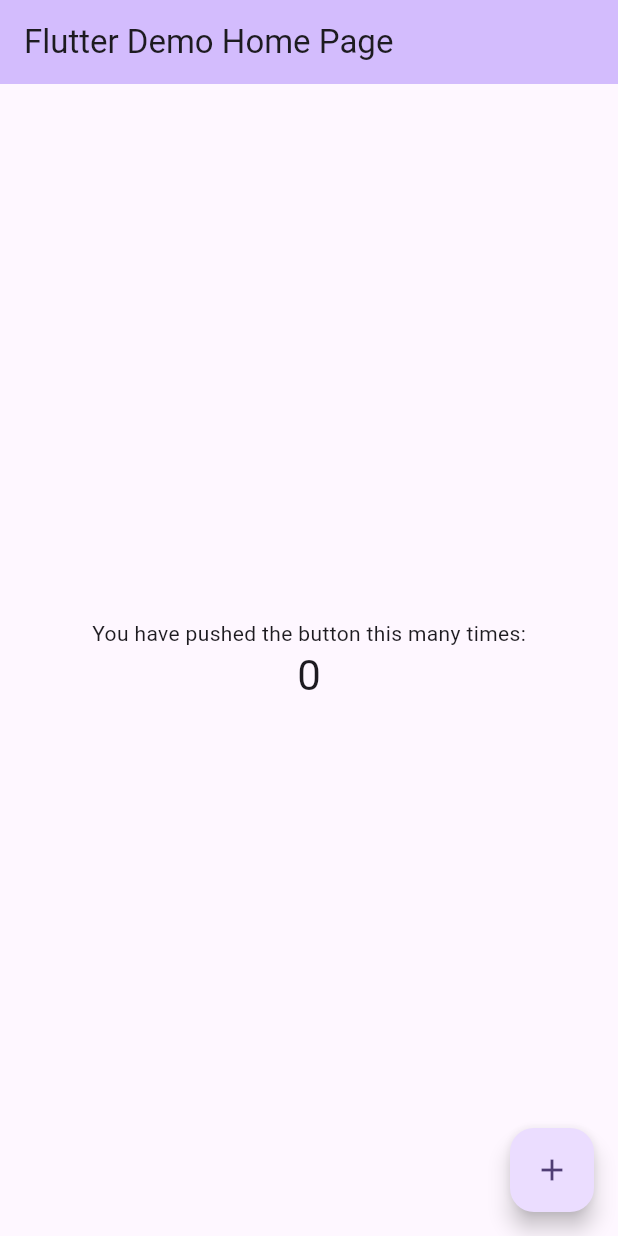
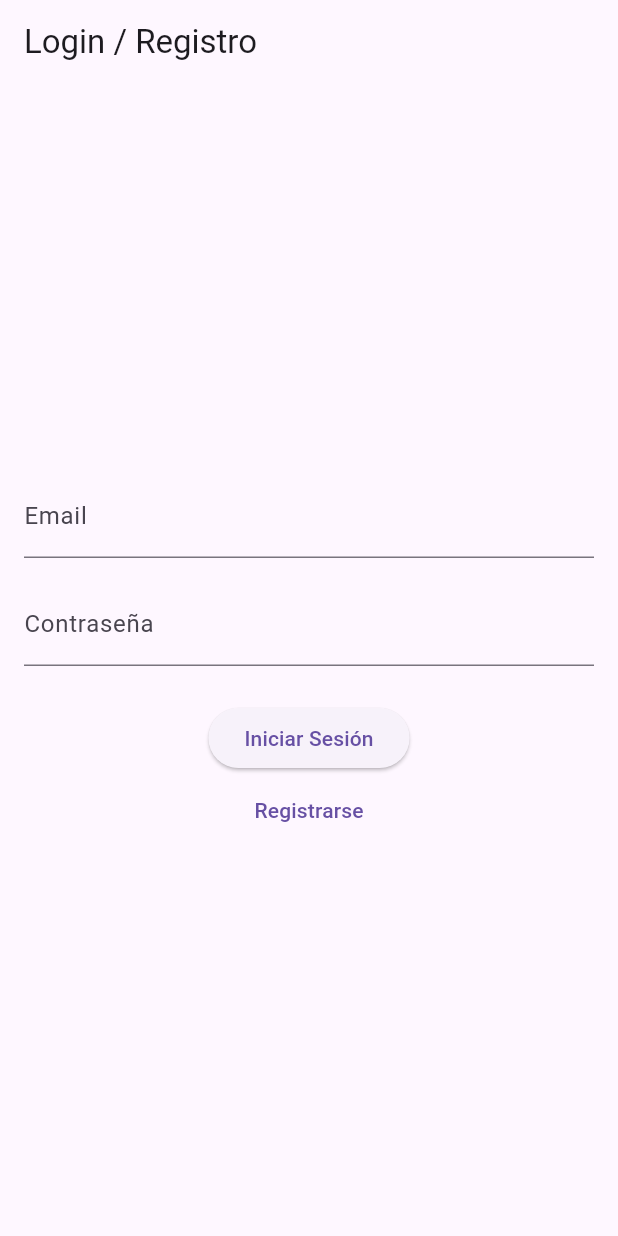
Before and after one commit to SuperSteban/mobile_app_inventory_system, a Flutter app: the screen it shows after launch, on a phone screen of 412 x 824 dp. Run offline on Flutter 3.47's test engine with Material 3 defaults, Android fonts, the phone set to English and light mode, and no system bars; our stand-ins replace firebase_auth, firebase_core, flutter_hooks, freezed_annotation, hooks_riverpod; accounts and stored records are empty; generated files the repository leaves out were written again.

Commit message:
feat(auth): implement sign in and login functionality
- Created widgets/login_form.dart for email/password form with Riverpod state handling.
- Created pages/sign_in_screen.dart for auth screen with listener for success/error.
- Created provider/sign_in_notifier.dart for Firebase auth logic.
- Created provider/sign_in_provider.dart for StateNotifierProvider.
- Created provider/sign_in_state.dart with Freezed for states.
- Updated main.dart for Firebase init.
- Added random screamer in success (opcional, 10% chance).
- Debug prints for auth errors.

Closes #13

```diff
--- a/analysis_options.yaml
+++ b/analysis_options.yaml
@@ -8,6 +8,10 @@
 # The following line activates a set of recommended lints for Flutter apps,
 # packages, and plugins designed to encourage good coding practices.
 include: package:flutter_lints/flutter.yaml
+
+analyzer:
+  plugins:
+    - custom_lint # Enables the `custom_lint` plugin for additional linting capabilities.
 
 linter:
   # The lint rules applied to this project can be customized in the
--- /dev/null
+++ b/lib/features/auth/presentation/pages/sign_in_screen.dart
@@ -0,0 +1,33 @@
+import 'package:flutter/material.dart';
+import 'package:hooks_riverpod/hooks_riverpod.dart';
+import '../provider/sign_in_provider.dart';
+import '../widgets/login_form.dart';
+import '../provider/sign_in_state.dart';  // Agrega este import para SignInState y 'when'
+
+class SignInScreen extends ConsumerWidget {
+  const SignInScreen({super.key});
+
+  @override
+  Widget build(BuildContext context, WidgetRef ref) {
+    ref.listen<SignInState>(signInNotifierProvider, (previous, next) {
+      if (next != null) {
+        next.when(
+          success: (user) {
+            ScaffoldMessenger.of(context).showSnackBar(const SnackBar(content: Text('¡Bienvenido!')));
+            // En Sprint 2: Navigator.pushReplacementNamed(context, '/inventory');
+          },
+          error: (message) {
+            ScaffoldMessenger.of(context).showSnackBar(SnackBar(content: Text(message)));
+          },
+          initial: () {},
+          loading: () {},
+        );
+      }
+    });
+
+    return Scaffold(
+      appBar: AppBar(title: const Text('Login / Registro')),
+      body: const Center(child: LoginForm()),
+    );
+  }
+}
--- /dev/null
+++ b/lib/features/auth/presentation/provider/sign_in_notifier.dart
@@ -0,0 +1,37 @@
+import 'package:firebase_auth/firebase_auth.dart';
+import 'package:hooks_riverpod/hooks_riverpod.dart';
+import 'sign_in_state.dart';
+
+class SignInNotifier extends StateNotifier<SignInState> {
+  SignInNotifier() : super(const SignInState.initial());
+
+  final FirebaseAuth _auth = FirebaseAuth.instance;
+
+  Future<void> signInWithEmail(String email, String password) async {
+    state = const SignInState.loading();
+    try {
+      final userCredential = await _auth.createUserWithEmailAndPassword(email: email, password: password);
+      state = SignInState.success(userCredential.user!);
+    } on FirebaseAuthException catch (e) {
+      print('Firebase Auth Error (Sign Up): Code: ${e.code} - Message: ${e.message}');  // Agrega este print para debug en terminal
+      state = SignInState.error(e.message ?? 'Error al registrar');
+    } catch (e) {
+      print('Unknown Error (Sign Up): $e');  // Debug
+      state = SignInState.error('Error desconocido');
+    }
+  }
+
+  Future<void> loginWithEmail(String email, String password) async {
+    state = const SignInState.loading();
+    try {
+      final userCredential = await _auth.signInWithEmailAndPassword(email: email, password: password);
+      state = SignInState.success(userCredential.user!);
+    } on FirebaseAuthException catch (e) {
+      print('Firebase Auth Error (Login): Code: ${e.code} - Message: ${e.message}');  // Agrega este print
+      state = SignInState.error(e.message ?? 'Error al iniciar sesión');
+    } catch (e) {
+      print('Unknown Error (Login): $e');  // Debug
+      state = SignInState.error('Error desconocido');
+    }
+  }
+}
--- /dev/null
+++ b/lib/features/auth/presentation/provider/sign_in_provider.dart
@@ -0,0 +1,7 @@
+import 'package:hooks_riverpod/hooks_riverpod.dart';
+import 'sign_in_notifier.dart';
+import 'sign_in_state.dart';
+
+final signInNotifierProvider = StateNotifierProvider<SignInNotifier, SignInState>(
+  (ref) => SignInNotifier(),
+);
--- /dev/null
+++ b/lib/features/auth/presentation/provider/sign_in_state.dart
@@ -0,0 +1,12 @@
+import 'package:freezed_annotation/freezed_annotation.dart';
+import 'package:firebase_auth/firebase_auth.dart';
+
+part 'sign_in_state.freezed.dart';
+
+@freezed
+class SignInState with _$SignInState {
+  const factory SignInState.initial() = _Initial;
+  const factory SignInState.loading() = _Loading;
+  const factory SignInState.success(User user) = _Success;
+  const factory SignInState.error(String message) = _Error;
+}
--- /dev/null
+++ b/lib/features/auth/presentation/widgets/login_form.dart
@@ -0,0 +1,61 @@
+import 'package:flutter/material.dart';
+import 'package:flutter_hooks/flutter_hooks.dart';
+import 'package:hooks_riverpod/hooks_riverpod.dart';
+import 'package:mobile_app_inventory_system/features/auth/presentation/provider/sign_in_state.dart';
+import '../provider/sign_in_provider.dart';
+
+class LoginForm extends HookConsumerWidget {
+  const LoginForm({super.key});
+
+  @override
+  Widget build(BuildContext context, WidgetRef ref) {
+    final emailController = useTextEditingController();
+    final passwordController = useTextEditingController();
+    final state = ref.watch(signInNotifierProvider);
+
+    return Padding(
+      padding: const EdgeInsets.all(16.0),
+      child: Column(
+        mainAxisAlignment: MainAxisAlignment.center,
+        children: [
+          TextField(
+            controller: emailController,
+            decoration: const InputDecoration(labelText: 'Email'),
+            keyboardType: TextInputType.emailAddress,
+          ),
+          const SizedBox(height: 16),
+          TextField(
+            controller: passwordController,
+            decoration: const InputDecoration(labelText: 'Contraseña'),
+            obscureText: true,
+          ),
+          const SizedBox(height: 24),
+          state.when(
+            loading: () => const CircularProgressIndicator(),
+            error: (message) => Text(message, style: const TextStyle(color: Colors.red)),
+            initial: () => const SizedBox.shrink(),  // Nada para initial
+            success: (_) => const SizedBox.shrink(),  // Nada para success (maneja en screen)
+          ),
+          ElevatedButton(
+            onPressed: () {
+              ref.read(signInNotifierProvider.notifier).loginWithEmail(
+                    emailController.text,
+                    passwordController.text,
+                  );
+            },
+            child: const Text('Iniciar Sesión'),
+          ),
+          TextButton(
+            onPressed: () {
+              ref.read(signInNotifierProvider.notifier).signInWithEmail(
+                    emailController.text,
+                    passwordController.text,
+                  );
+            },
+            child: const Text('Registrarse'),
+          ),
+        ],
+      ),
+    );
+  }
+}
--- a/lib/main.dart
+++ b/lib/main.dart
@@ -1,122 +1,24 @@
+import 'package:firebase_core/firebase_core.dart';
 import 'package:flutter/material.dart';
+import 'package:hooks_riverpod/hooks_riverpod.dart';
+import 'firebase_options.dart';
+import 'features/auth/presentation/pages/sign_in_screen.dart';
 
-void main() {
-  runApp(const MyApp());
+void main() async {
+  WidgetsFlutterBinding.ensureInitialized();
+  await Firebase.initializeApp(options: DefaultFirebaseOptions.currentPlatform);
+  runApp(const ProviderScope(child: MyApp()));
 }
 
 class MyApp extends StatelessWidget {
   const MyApp({super.key});
 
-  // This widget is the root of your application.
   @override
   Widget build(BuildContext context) {
     return MaterialApp(
-      title: 'Flutter Demo',
-      theme: ThemeData(
-        // This is the theme of your application.
-        //
-        // TRY THIS: Try running your application with "flutter run". You'll see
-        // the application has a purple toolbar. Then, without quitting the app,
-        // try changing the seedColor in the colorScheme below to Colors.green
-        // and then invoke "hot reload" (save your changes or press the "hot
-        // reload" button in a Flutter-supported IDE, or press "r" if you used
-        // the command line to start the app).
-        //
-        // Notice that the counter didn't reset back to zero; the application
-        // state is not lost during the reload. To reset the state, use hot
-        // restart instead.
-        //
-        // This works for code too, not just values: Most code changes can be
-        // tested with just a hot reload.
-        colorScheme: ColorScheme.fromSeed(seedColor: Colors.deepPurple),
-      ),
-      home: const MyHomePage(title: 'Flutter Demo Home Page'),
+      title: 'Inventory System UTH',
+      theme: ThemeData(primarySwatch: Colors.green),
+      home: const SignInScreen(),
     );
   }
 }
-
-class MyHomePage extends StatefulWidget {
-  const MyHomePage({super.key, required this.title});
-
-  // This widget is the home page of your application. It is stateful, meaning
-  // that it has a State object (defined below) that contains fields that affect
-  // how it looks.
-
-  // This class is the configuration for the state. It holds the values (in this
-  // case the title) provided by the parent (in this case the App widget) and
-  // used by the build method of the State. Fields in a Widget subclass are
-  // always marked "final".
-
-  final String title;
-
-  @override
-  State<MyHomePage> createState() => _MyHomePageState();
-}
-
-class _MyHomePageState extends State<MyHomePage> {
-  int _counter = 0;
-
-  void _incrementCounter() {
-    setState(() {
-      // This call to setState tells the Flutter framework that something has
-      // changed in this State, which causes it to rerun the build method below
-      // so that the display can reflect the updated values. If we changed
-      // _counter without calling setState(), then the build method would not be
-      // called again, and so nothing would appear to happen.
-      _counter++;
-    });
-  }
-
-  @override
-  Widget build(BuildContext context) {
-    // This method is rerun every time setState is called, for instance as done
-    // by the _incrementCounter method above.
-    //
-    // The Flutter framework has been optimized to make rerunning build methods
-    // fast, so that you can just rebuild anything that needs updating rather
-    // than having to individually change instances of widgets.
-    return Scaffold(
-      appBar: AppBar(
-        // TRY THIS: Try changing the color here to a specific color (to
-        // Colors.amber, perhaps?) and trigger a hot reload to see the AppBar
-        // change color while the other colors stay the same.
-        backgroundColor: Theme.of(context).colorScheme.inversePrimary,
-        // Here we take the value from the MyHomePage object that was created by
-        // the App.build method, and use it to set our appbar title.
-        title: Text(widget.title),
-      ),
-      body: Center(
-        // Center is a layout widget. It takes a single child and positions it
-        // in the middle of the parent.
-        child: Column(
-          // Column is also a layout widget. It takes a list of children and
-          // arranges them vertically. By default, it sizes itself to fit its
-          // children horizontally, and tries to be as tall as its parent.
-          //
-          // Column has various properties to control how it sizes itself and
-          // how it positions its children. Here we use mainAxisAlignment to
-          // center the children vertically; the main axis here is the vertical
-          // axis because Columns are vertical (the cross axis would be
-          // horizontal).
-          //
-          // TRY THIS: Invoke "debug painting" (choose the "Toggle Debug Paint"
-          // action in the IDE, or press "p" in the console), to see the
-          // wireframe for each widget.
-          mainAxisAlignment: MainAxisAlignment.center,
-          children: <Widget>[
-            const Text('You have pushed the button this many times:'),
-            Text(
-              '$_counter',
-              style: Theme.of(context).textTheme.headlineMedium,
-            ),
-          ],
-        ),
-      ),
-      floatingActionButton: FloatingActionButton(
-        onPressed: _incrementCounter,
-        tooltip: 'Increment',
-        child: const Icon(Icons.add),
-      ), // This trailing comma makes auto-formatting nicer for build methods.
-    );
-  }
-}
```
Also changed, not shown: pubspec.yaml (+14 -70 lines), firebase.json (added), 5 other files.
